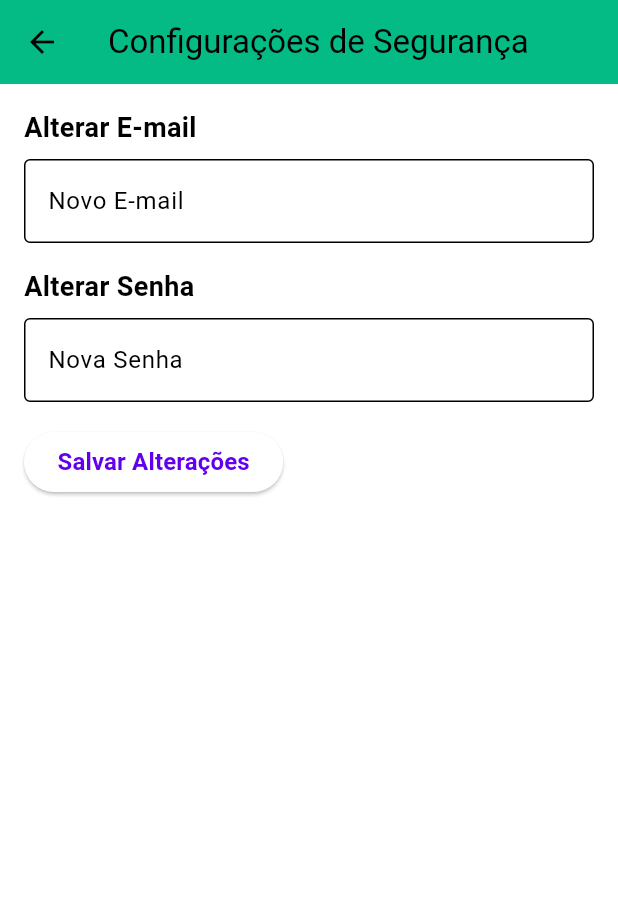
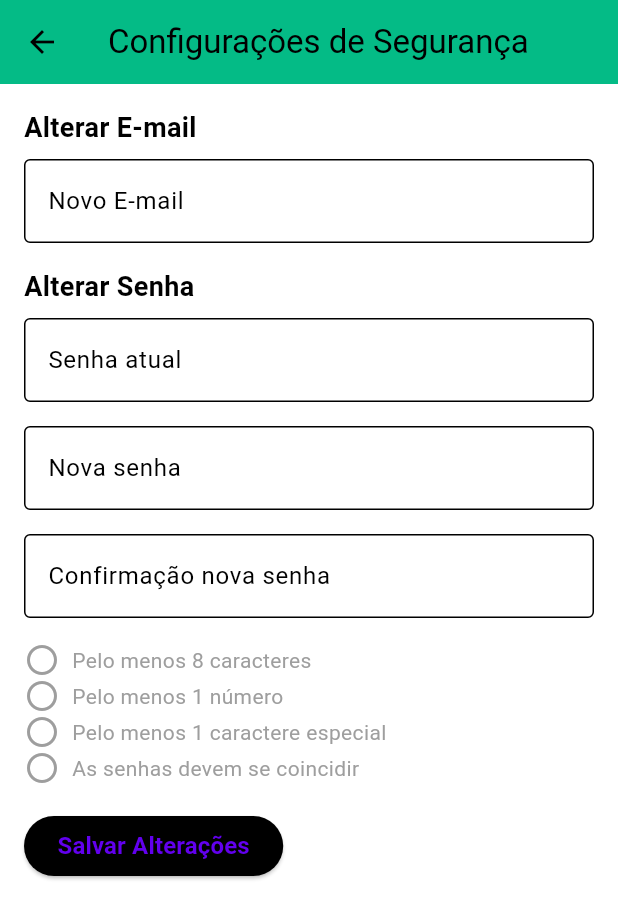
Before and after one commit to ICEI-PUC-Minas-PBR-SI/pbr-si-2024-2-p5-tias-t1-2758101-pbr-si-2024-2-p1-plantare, a Flutter app: the SecuritySettingsScreen screen opened by its route, on a phone screen of 412 x 824 dp. Shown: the top 919 px of the screen. Run offline on Flutter 3.47's test engine with Material 3 defaults, Android fonts, the phone set to English and light mode, and no system bars; our stand-ins replace cloud_firestore, firebase_core, google_fonts, sqflite; accounts and stored records are empty; project files that could hold a hidden picture were left out.

Commit message:
Update security_settings_screen.dart

```diff
--- a/plantare_app/lib/screens/security_settings_screen.dart
+++ b/plantare_app/lib/screens/security_settings_screen.dart
@@ -1,6 +1,65 @@
 import 'package:flutter/material.dart';
 
-class SecuritySettingsScreen extends StatelessWidget {
+class SecuritySettingsScreen extends StatefulWidget {
+  @override
+  _SecuritySettingsScreenState createState() => _SecuritySettingsScreenState();
+}
+
+class _SecuritySettingsScreenState extends State<SecuritySettingsScreen> {
+  final TextEditingController currentPasswordController = TextEditingController();
+  final TextEditingController newPasswordController = TextEditingController();
+  final TextEditingController confirmPasswordController = TextEditingController();
+  final TextEditingController emailController = TextEditingController();
+
+  bool isPasswordValidLength = false;
+  bool isPasswordValidNumber = false;
+  bool isPasswordValidSpecial = false;
+  bool isPasswordiqual = false;
+
+  String password = '';
+  String confirmPassword = '';
+
+  void _validatePassword(String value) {
+    setState(() {
+      password = value;
+
+      isPasswordValidLength = value.length >= 8;
+      isPasswordValidNumber = value.contains(RegExp(r'[0-9]'));
+      isPasswordValidSpecial = value.contains(RegExp(r'[!@#$%^&*(),.?":{}|<>]'));
+
+      isPasswordiqual = password.isNotEmpty &&
+          confirmPassword.isNotEmpty &&
+          password == confirmPassword;
+    });
+  }
+
+  void _validateConfirmPassword(String value) {
+    setState(() {
+      confirmPassword = value;
+
+      isPasswordiqual = password.isNotEmpty &&
+          confirmPassword.isNotEmpty &&
+          password == confirmPassword;
+    });
+  }
+
+  void _saveChanges() {
+    if (!isPasswordiqual || !isPasswordValidLength || !isPasswordValidNumber || !isPasswordValidSpecial) {
+      ScaffoldMessenger.of(context).showSnackBar(
+        const SnackBar(
+          content: Text('Certifique-se de que todos os requisitos de senha foram atendidos.'),
+        ),
+      );
+      return;
+    }
+
+    ScaffoldMessenger.of(context).showSnackBar(
+      const SnackBar(
+        content: Text('Configurações atualizadas com sucesso!'),
+      ),
+    );
+  }
+
   @override
   Widget build(BuildContext context) {
     return Scaffold(
@@ -10,6 +69,7 @@ class SecuritySettingsScreen extends StatelessWidget {
       ),
       body: Padding(
         padding: const EdgeInsets.all(16.0),
+        child: SingleChildScrollView(
           child: Column(
             crossAxisAlignment: CrossAxisAlignment.start,
             children: [
@@ -19,6 +79,7 @@ class SecuritySettingsScreen extends StatelessWidget {
               ),
               const SizedBox(height: 8),
               TextField(
+                controller: emailController,
                 decoration: InputDecoration(
                   labelText: 'Novo E-mail',
                   border: OutlineInputBorder(),
@@ -31,27 +92,79 @@ class SecuritySettingsScreen extends StatelessWidget {
               ),
               const SizedBox(height: 8),
               TextField(
+                controller: currentPasswordController,
                 obscureText: true,
                 decoration: InputDecoration(
-                labelText: 'Nova Senha',
+                  labelText: 'Senha atual',
                   border: OutlineInputBorder(),
                 ),
               ),
               const SizedBox(height: 16),
+              TextField(
+                controller: newPasswordController,
+                obscureText: true,
+                onChanged: _validatePassword,
+                decoration: InputDecoration(
+                  labelText: 'Nova senha',
+                  border: OutlineInputBorder(),
+                ),
+              ),
+              const SizedBox(height: 16),
+              TextField(
+                controller: confirmPasswordController,
+                obscureText: true,
+                onChanged: _validateConfirmPassword,
+                decoration: InputDecoration(
+                  labelText: 'Confirmação nova senha',
+                  border: OutlineInputBorder(),
+                ),
+              ),
+              const SizedBox(height: 16),
+              Container(
+                child: Column(
+                  crossAxisAlignment: CrossAxisAlignment.start,
+                  children: [
+                    _buildRequirementItem('Pelo menos 8 caracteres', isPasswordValidLength),
+                    _buildRequirementItem('Pelo menos 1 número', isPasswordValidNumber),
+                    _buildRequirementItem('Pelo menos 1 caractere especial', isPasswordValidSpecial),
+                    _buildRequirementItem('As senhas devem se coincidir', isPasswordiqual),
+                  ],
+                ),
+              ),
+              const SizedBox(height: 16),
               ElevatedButton(
-              onPressed: () {
-                // Lógica para salvar as alterações
-                ScaffoldMessenger.of(context).showSnackBar(
-                  const SnackBar(
-                    content: Text('Configurações atualizadas com sucesso!'),
+                onPressed: _saveChanges,
+                style: ElevatedButton.styleFrom(
+                  backgroundColor: Colors.black,
+                  shape: RoundedRectangleBorder(
+                    borderRadius: BorderRadius.circular(20),
                   ),
-                );
-              },
+                ),
                 child: const Text('Salvar Alterações'),
               ),
             ],
           ),
         ),
+      ),
+    );
+  }
+
+  Widget _buildRequirementItem(String text, bool met) {
+    return Row(
+      children: [
+        Icon(
+          met ? Icons.check_circle : Icons.circle_outlined,
+          color: met ? Colors.green : Colors.grey,
+        ),
+        const SizedBox(width: 8),
+        Text(
+          text,
+          style: TextStyle(
+            fontSize: 14,
+            color: met ? Colors.green : Colors.grey,
+          ),
+        ),
+      ],
     );
   }
 }
```
Lines whose indentation alone changed are shown as unchanged.
